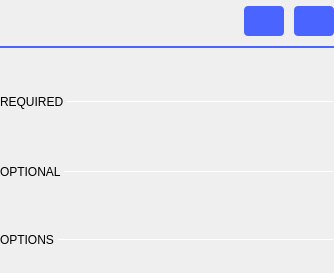
First picture: the form in ui/la_settings.ui, repository analogdevicesinc/scopy, before the edit.
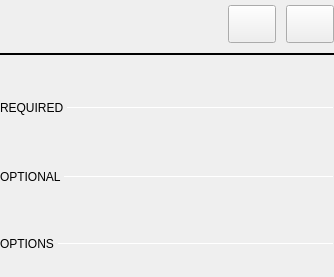
Second picture: the form after the edit. Icons and pictures are not drawn.

Diff of the .ui file:
```diff
--- a/ui/la_settings.ui
+++ b/ui/la_settings.ui
@@ -7,7 +7,7 @@
     <x>0</x>
     <y>0</y>
     <width>334</width>
-    <height>273</height>
+    <height>277</height>
    </rect>
   </property>
   <property name="sizePolicy">
@@ -47,8 +47,6 @@
       <string notr="true">QPushButton{
   width: 40px;
   height: 30px;
-  border-radius: 4px;
-  background-color: #4a64ff;
 }</string>
      </property>
      <layout class="QVBoxLayout" name="verticalLayout">
@@ -83,11 +81,6 @@
             <verstretch>0</verstretch>
            </sizepolicy>
           </property>
-          <property name="styleSheet">
-           <string notr="true">color: white;
-font-size: 14px;
-font-weight: normal;</string>
-          </property>
           <property name="text">
            <string/>
           </property>
@@ -158,9 +151,6 @@
       </item>
       <item>
        <widget class="Line" name="line">
-        <property name="styleSheet">
-         <string notr="true">color: #4A64FF;</string>
-        </property>
         <property name="frameShadow">
          <enum>QFrame::Plain</enum>
         </property>
```
Left out of the diff: 12 changed lines with no effect on the pictures.
